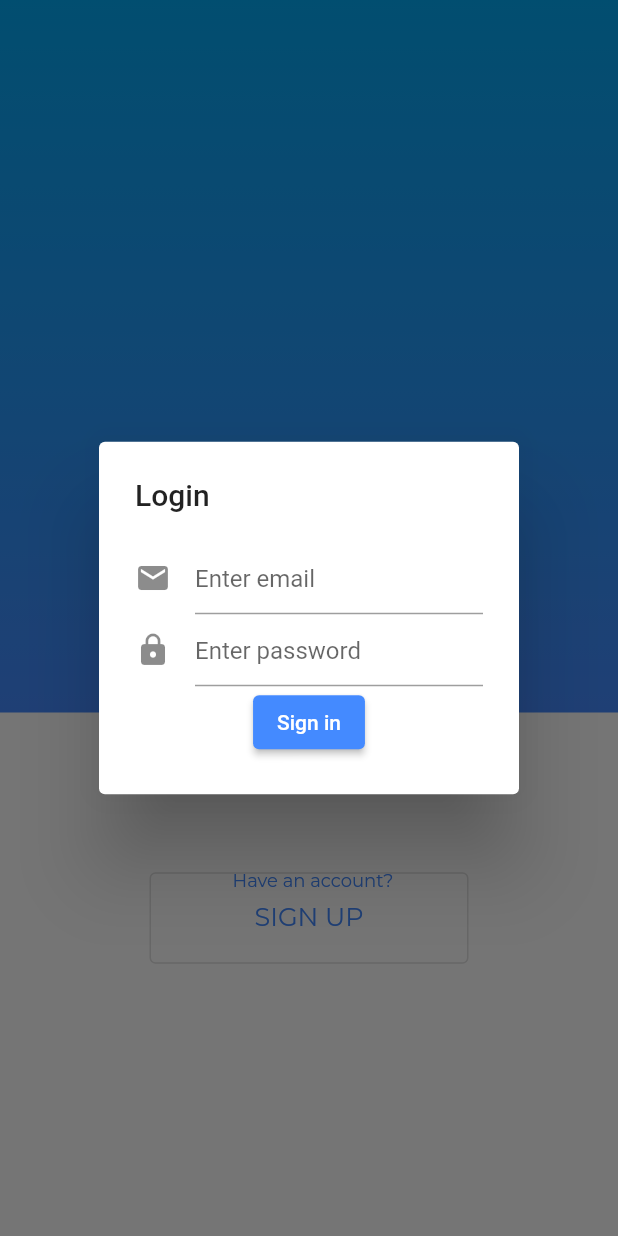
After one commit to lholbrook1/Mobile-Health-App, a Flutter app: the screen it shows after launch, after a tap on "Have an account?", on a phone screen of 412 x 824 dp. The commit adds this screen. Run offline on Flutter 3.47's test engine with Material 2 defaults, Android fonts, the light colour scheme and no system bars; our stand-ins replace firebase_auth, firebase_core; accounts and stored records are empty; Roboto replaces fonts that are missing (MontserratAlternates); project files that could hold a hidden picture were left out.

Commit message:
home screen

```diff
--- /dev/null
+++ b/lib/controller/auth_controller.dart
@@ -0,0 +1,29 @@
+import 'package:firebase_auth/firebase_auth.dart';
+
+class AuthController {
+  //static User? user;
+
+  static Future<User?> signIn(
+      {required String email, required String password}) async {
+    UserCredential userCredential = await FirebaseAuth.instance
+        .signInWithEmailAndPassword(email: email, password: password);
+    return userCredential.user;
+  }
+
+  static Future<void> signOut() async {
+    await FirebaseAuth.instance.signOut();
+  }
+
+  static Future<void> createAccount(
+      {required String email, required String password}) async {
+    await FirebaseAuth.instance
+        .createUserWithEmailAndPassword(email: email, password: password);
+  }
+
+  static Future<void> updateAccount(
+      {required String fullname, required String photoUrl}) async {
+    final user = FirebaseAuth.instance.currentUser;
+    await user?.updateDisplayName(fullname);
+    await user?.updatePhotoURL(photoUrl);
+  }
+}
--- /dev/null
+++ b/lib/viewscreen/start_screen.dart
@@ -0,0 +1,312 @@
+import 'package:firebase_auth/firebase_auth.dart';
+import 'package:flutter/material.dart';
+import 'package:mobile_health_app/viewscreen/view_util.dart';
+
+import '../controller/auth_controller.dart';
+
+class StartScreen extends StatefulWidget {
+  const StartScreen({Key? key}) : super(key: key);
+
+  static const routeName = '/startScreen';
+
+  @override
+  State<StatefulWidget> createState() {
+    return _StartState();
+  }
+}
+
+class _StartState extends State<StartScreen> {
+  late _Controller con;
+  var formKey = GlobalKey<FormState>();
+
+  @override
+  void initState() {
+    super.initState();
+    con = _Controller(this);
+  }
+
+  @override
+  Widget build(BuildContext context) {
+    return Scaffold(
+      body: Stack(
+        children: [
+          Container(
+            color: Colors.white,
+          ),
+          //  Image.asset('images/Background.png'),
+          Container(
+            height: 475,
+            decoration: const BoxDecoration(
+              gradient: LinearGradient(
+                begin: Alignment.topCenter,
+                end: Alignment.bottomCenter,
+                colors: [
+                  Colors.lightBlue,
+                  Colors.blueAccent,
+                ],
+              ),
+            ),
+          ),
+          const Positioned.fill(
+            bottom: 150,
+            child: Icon(
+              Icons.rocket_launch_rounded,
+              size: 70,
+              color: Colors.white,
+            ),
+          ),
+          const Positioned.fill(
+            bottom: 20,
+            child: Align(
+              alignment: Alignment.center,
+              child: Text(
+                'accellant',
+                style: TextStyle(
+                  fontFamily: 'MontserratAlternates',
+                  fontSize: 40.0,
+                  color: Colors.white,
+                ),
+              ),
+            ),
+          ),
+          const Positioned.fill(
+            top: 70,
+            child: Align(
+              alignment: Alignment.center,
+              child: Text(
+                'be the best you',
+                style: TextStyle(
+                  fontFamily: 'Montserrat',
+                  fontSize: 15.0,
+                  color: Colors.white,
+                ),
+              ),
+            ),
+          ),
+          Positioned.fill(
+            top: 400.0,
+            child: Align(
+              alignment: Alignment.center,
+              child: OutlinedButton(
+                onPressed: () => showDialog(
+                  context: context,
+                  builder: (BuildContext context) => AlertDialog(
+                    title: const Text('Sign Up'),
+                    content: Stack(
+                      children: [
+                        Form(
+                          key: formKey,
+                          child: Column(
+                            mainAxisSize: MainAxisSize.min,
+                            children: [
+                              TextFormField(
+                                decoration: const InputDecoration(
+                                  icon: Icon(Icons.email),
+                                  hintText: 'Enter email',
+                                ),
+                                keyboardType: TextInputType.emailAddress,
+                                autocorrect: false,
+                                validator: con.validateEmail,
+                                onSaved: con.saveEmail,
+                              ),
+                              TextFormField(
+                                decoration: const InputDecoration(
+                                  icon: Icon(Icons.lock),
+                                  hintText: 'Enter password',
+                                ),
+                                obscureText: true,
+                                autocorrect: false,
+                                validator: con.validatePassword,
+                                onSaved: con.savePassword,
+                              ),
+                              ElevatedButton(
+                                onPressed: con.signUp,
+                                style: ElevatedButton.styleFrom(
+                                  backgroundColor: Colors.blueAccent,
+                                ),
+                                child: const Text(
+                                  'Sign in',
+                                ),
+                              ),
+                            ],
+                          ),
+                        ),
+                      ],
+                    ),
+                  ),
+                ),
+                child: const Text('SIGN UP'),
+                style: OutlinedButton.styleFrom(
+                  foregroundColor: Colors.blueAccent,
+                  padding: const EdgeInsets.symmetric(
+                    vertical: 20,
+                    horizontal: 70,
+                  ),
+                  textStyle: const TextStyle(
+                    fontFamily: 'Montserrat',
+                    fontSize: 17.0,
+                  ),
+                ),
+              ),
+            ),
+          ),
+          Positioned(
+            top: 563.0,
+            left: 147.0,
+            child: TextButton(
+              onPressed: () => showDialog(
+                context: context,
+                builder: (BuildContext context) => AlertDialog(
+                  title: const Text('Login'),
+                  content: Stack(
+                    children: [
+                      Form(
+                        key: formKey,
+                        child: Column(
+                          mainAxisSize: MainAxisSize.min,
+                          children: [
+                            TextFormField(
+                              decoration: const InputDecoration(
+                                icon: Icon(Icons.email),
+                                hintText: 'Enter email',
+                              ),
+                              keyboardType: TextInputType.emailAddress,
+                              autocorrect: false,
+                              validator: con.validateEmail,
+                              onSaved: con.saveEmail,
+                            ),
+                            TextFormField(
+                              decoration: const InputDecoration(
+                                icon: Icon(Icons.lock),
+                                hintText: 'Enter password',
+                              ),
+                              obscureText: true,
+                              autocorrect: false,
+                              validator: con.validatePassword,
+                              onSaved: con.savePassword,
+                            ),
+                            ElevatedButton(
+                              onPressed: con.loginPopUp,
+                              style: ElevatedButton.styleFrom(
+                                backgroundColor: Colors.blueAccent,
+                              ),
+                              child: const Text(
+                                'Sign in',
+                              ),
+                            ),
+                          ],
+                        ),
+                      ),
+                    ],
+                  ),
+                ),
+              ),
+              style: OutlinedButton.styleFrom(
+                foregroundColor: Colors.blueAccent,
+                textStyle: const TextStyle(
+                  fontFamily: 'Montserrat',
+                  fontSize: 12.0,
+                ),
+              ),
+              child: const Text('Have an account?'),
+            ),
+          ),
+        ],
+      ),
+    );
+  }
+}
+
+class _Controller {
+  late _StartState state;
+  _Controller(this.state);
+  String? email;
+  String? password;
+
+  void loginPopUp() {
+    FormState? currentState = state.formKey.currentState;
+    if (currentState == null) return;
+    if (!currentState.validate()) return;
+    currentState.save();
+
+    // if (userInfo.email == '') {
+    //   showSnackBar(
+    //     context: state.context,
+    //     message: 'Authentication failed. Incorrect email/password',
+    //   );
+    // } else {
+    //   Navigator.pushNamed(state.context, MoviesScreen.routeName,
+    //       arguments: movieList);
+    // }
+  }
+
+  Future<void> signIn() async {
+    FormState? currentState = state.formKey.currentState;
+    if (currentState == null) return;
+    if (!currentState.validate()) return;
+    currentState.save();
+    User? user;
+    try {
+      user = await AuthController.signIn(
+        email: email!,
+        password: password!,
+      );
+    } catch (e) {
+      print('$e');
+      showSnackBar(context: state.context, message: 'Login not successful: $e');
+    }
+  }
+
+  void signUp() async {
+    FormState? currentState = state.formKey.currentState;
+    if (currentState == null) return;
+    if (!currentState.validate()) return;
+    currentState.save();
+
+    try {
+      await AuthController.createAccount(
+        email: email!,
+        password: password!,
+      );
+      showSnackBar(
+        context: state.context,
+        message: 'Account created!',
+        seconds: 10,
+      );
+    } catch (e) {
+      showSnackBar(
+        context: state.context,
+        message: 'Cannot create account: $e',
+        seconds: 10,
+      );
+    }
+  }
+
+  void saveEmail(String? value) {
+    email = value;
+  }
+
+  void savePassword(String? value) {
+    password = value;
+  }
+
+  String? validateEmail(String? value) {
+    if (value == null || value.isEmpty) {
+      return 'No email provided';
+    } else if (!(value.contains('@') && value.contains('.'))) {
+      return 'Not valid email address';
+    } else {
+      return null;
+    }
+  }
+
+  String? validatePassword(String? value) {
+    if (value == null || value.isEmpty) {
+      return 'No password provided';
+    } else if (value.length < 6) {
+      return 'Password too short';
+    } else {
+      return null;
+    }
+  }
+}
```
Also changed, not shown: lib/main.dart (+7 -53 lines), lib/viewscreen/view_util.dart (added, +17 -0 lines), pubspec.yaml (+13 -15 lines), fonts/Montserrat-Black.ttf (added), fonts/Montserrat-Regular.ttf (added), fonts/MontserratAlternates-Regular.ttf (added), images/Background.png (added), pubspec.lock, 2 other files.
